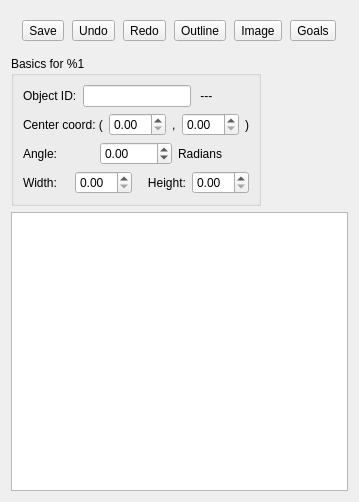
Before: the Qt Designer form src/view/EditObjectDialog.ui in the-butterfly-effect/tbe, drawn with Qt 5.
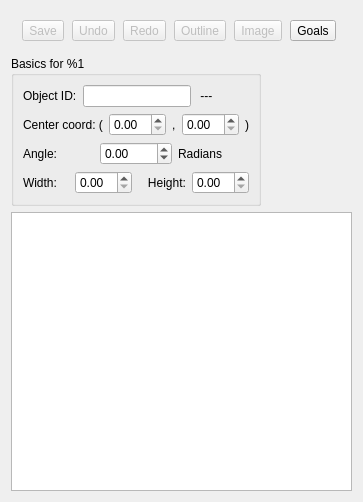
After: the same form once the commit is applied.

Commit message: disable all buttons that are not in use yet.

Patch:
```diff
--- a/src/view/EditObjectDialog.ui
+++ b/src/view/EditObjectDialog.ui
@@ -6,7 +6,7 @@
    <rect>
     <x>0</x>
     <y>0</y>
-    <width>359</width>
+    <width>363</width>
     <height>502</height>
    </rect>
   </property>
@@ -19,6 +19,9 @@
      <layout class="QHBoxLayout" name="horizontalLayout_5">
       <item>
        <widget class="QToolButton" name="toolButtonSave">
+        <property name="enabled">
+         <bool>false</bool>
+        </property>
         <property name="toolTip">
          <string>Save the Level</string>
         </property>
@@ -38,6 +41,9 @@
       </item>
       <item>
        <widget class="QToolButton" name="toolButtonUndo">
+        <property name="enabled">
+         <bool>false</bool>
+        </property>
         <property name="text">
          <string>Undo</string>
         </property>
@@ -45,6 +51,9 @@
       </item>
       <item>
        <widget class="QToolButton" name="toolButtonRedo">
+        <property name="enabled">
+         <bool>false</bool>
+        </property>
         <property name="text">
          <string>Redo</string>
         </property>
@@ -52,6 +61,9 @@
       </item>
       <item>
        <widget class="QToolButton" name="toolButtonOutline">
+        <property name="enabled">
+         <bool>false</bool>
+        </property>
         <property name="text">
          <string>Outline</string>
         </property>
@@ -59,6 +71,9 @@
       </item>
       <item>
        <widget class="QToolButton" name="toolButtonImage">
+        <property name="enabled">
+         <bool>false</bool>
+        </property>
         <property name="text">
          <string>Image</string>
         </property>
@@ -238,7 +253,7 @@
     </widget>
    </item>
    <item>
-	<widget class="QTableWidget" name="tableWidget"/>
+    <widget class="QTableWidget" name="tableWidget"/>
    </item>
   </layout>
  </widget>
```
